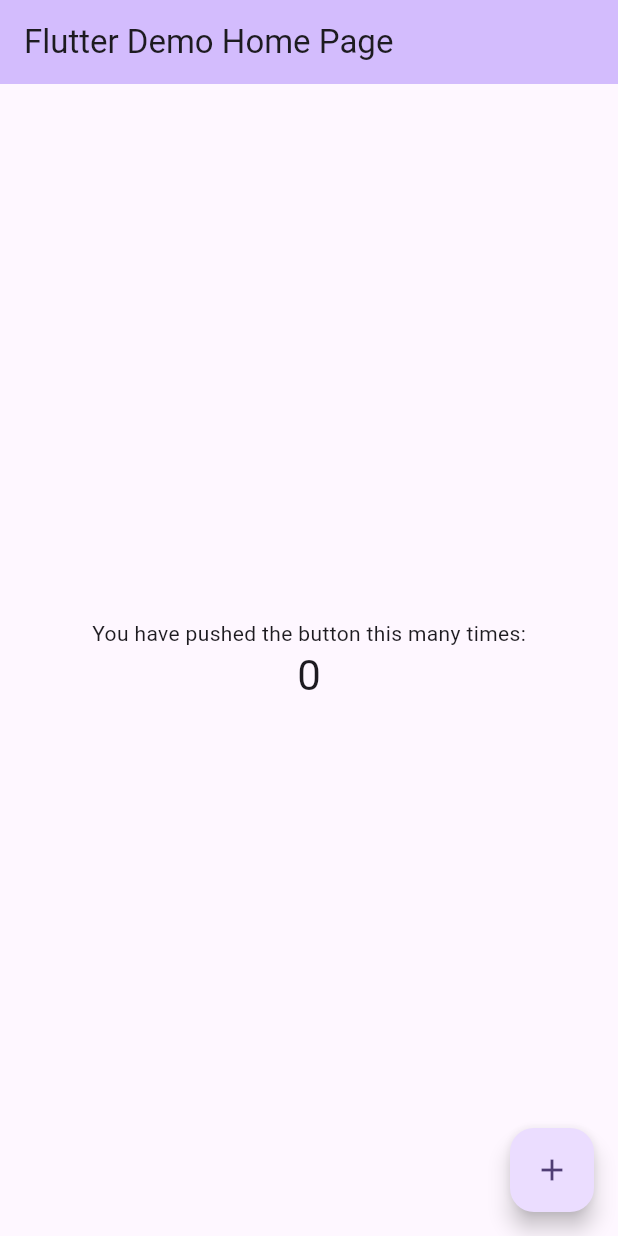
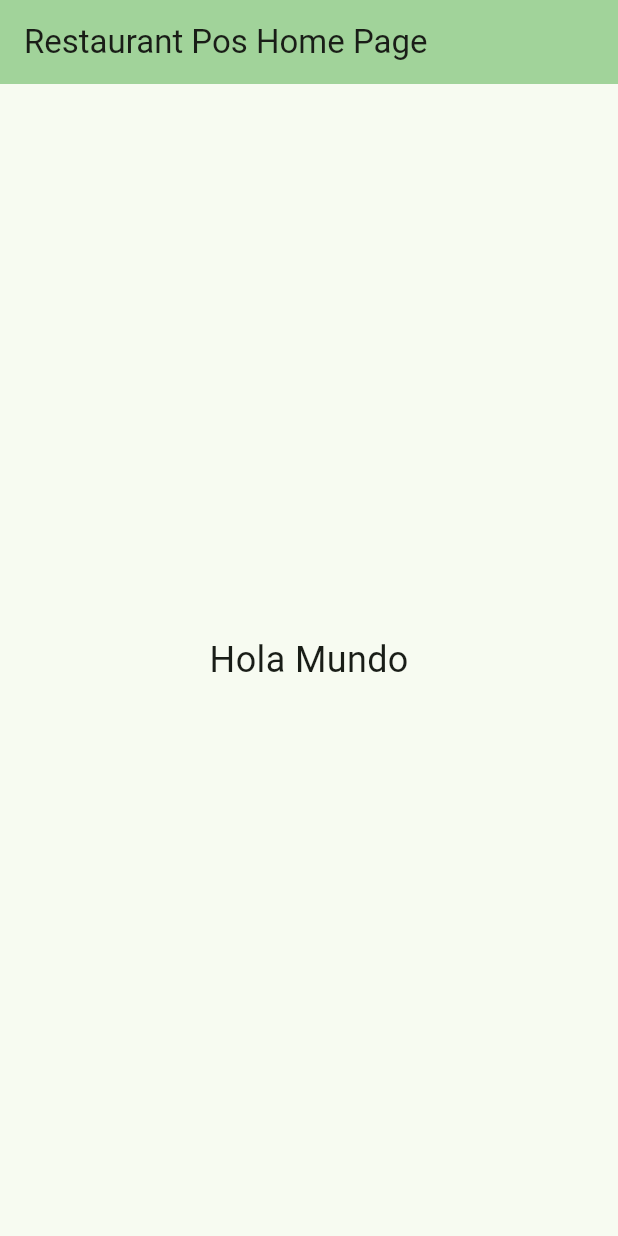
Before and after one commit to JepcDev/restaurant_pos, a Flutter app: the screen it shows after launch, on a phone screen of 412 x 824 dp. Run offline on Flutter 3.47's test engine with Material 3 defaults, Android fonts, the phone set to English and light mode, and no system bars.

Commit message:
BUG: Hello world

```diff
--- a/lib/main.dart
+++ b/lib/main.dart
@@ -11,42 +11,18 @@ class MyApp extends StatelessWidget {
   @override
   Widget build(BuildContext context) {
     return MaterialApp(
-      title: 'Flutter Demo',
+      debugShowCheckedModeBanner: false,
+      title: 'Restaurant Pos',
       theme: ThemeData(
-        // This is the theme of your application.
-        //
-        // TRY THIS: Try running your application with "flutter run". You'll see
-        // the application has a purple toolbar. Then, without quitting the app,
-        // try changing the seedColor in the colorScheme below to Colors.green
-        // and then invoke "hot reload" (save your changes or press the "hot
-        // reload" button in a Flutter-supported IDE, or press "r" if you used
-        // the command line to start the app).
-        //
-        // Notice that the counter didn't reset back to zero; the application
-        // state is not lost during the reload. To reset the state, use hot
-        // restart instead.
-        //
-        // This works for code too, not just values: Most code changes can be
-        // tested with just a hot reload.
-        colorScheme: ColorScheme.fromSeed(seedColor: Colors.deepPurple),
+        colorScheme: ColorScheme.fromSeed(seedColor: Colors.green),
       ),
-      home: const MyHomePage(title: 'Flutter Demo Home Page'),
+      home: const MyHomePage(title: 'Restaurant Pos Home Page'),
     );
   }
 }
 
 class MyHomePage extends StatefulWidget {
   const MyHomePage({super.key, required this.title});
-
-  // This widget is the home page of your application. It is stateful, meaning
-  // that it has a State object (defined below) that contains fields that affect
-  // how it looks.
-
-  // This class is the configuration for the state. It holds the values (in this
-  // case the title) provided by the parent (in this case the App widget) and
-  // used by the build method of the State. Fields in a Widget subclass are
-  // always marked "final".
-
   final String title;
 
   @override
@@ -54,69 +30,24 @@ class MyHomePage extends StatefulWidget {
 }
 
 class _MyHomePageState extends State<MyHomePage> {
-  int _counter = 0;
-
-  void _incrementCounter() {
-    setState(() {
-      // This call to setState tells the Flutter framework that something has
-      // changed in this State, which causes it to rerun the build method below
-      // so that the display can reflect the updated values. If we changed
-      // _counter without calling setState(), then the build method would not be
-      // called again, and so nothing would appear to happen.
-      _counter++;
-    });
-  }
-
   @override
   Widget build(BuildContext context) {
-    // This method is rerun every time setState is called, for instance as done
-    // by the _incrementCounter method above.
-    //
-    // The Flutter framework has been optimized to make rerunning build methods
-    // fast, so that you can just rebuild anything that needs updating rather
-    // than having to individually change instances of widgets.
     return Scaffold(
       appBar: AppBar(
-        // TRY THIS: Try changing the color here to a specific color (to
-        // Colors.amber, perhaps?) and trigger a hot reload to see the AppBar
-        // change color while the other colors stay the same.
         backgroundColor: Theme.of(context).colorScheme.inversePrimary,
-        // Here we take the value from the MyHomePage object that was created by
-        // the App.build method, and use it to set our appbar title.
         title: Text(widget.title),
       ),
       body: Center(
         // Center is a layout widget. It takes a single child and positions it
         // in the middle of the parent.
         child: Column(
-          // Column is also a layout widget. It takes a list of children and
-          // arranges them vertically. By default, it sizes itself to fit its
-          // children horizontally, and tries to be as tall as its parent.
-          //
-          // Column has various properties to control how it sizes itself and
-          // how it positions its children. Here we use mainAxisAlignment to
-          // center the children vertically; the main axis here is the vertical
-          // axis because Columns are vertical (the cross axis would be
-          // horizontal).
-          //
-          // TRY THIS: Invoke "debug painting" (choose the "Toggle Debug Paint"
-          // action in the IDE, or press "p" in the console), to see the
-          // wireframe for each widget.
           mainAxisAlignment: MainAxisAlignment.center,
           children: <Widget>[
-            const Text('You have pushed the button this many times:'),
-            Text(
-              '$_counter',
-              style: Theme.of(context).textTheme.headlineMedium,
-            ),
+            const Text('Hola Mundo', style: TextStyle(fontSize: 24)),
           ],
         ),
       ),
-      floatingActionButton: FloatingActionButton(
-        onPressed: _incrementCounter,
-        tooltip: 'Increment',
-        child: const Icon(Icons.add),
-      ), // This trailing comma makes auto-formatting nicer for build methods.
+      // This trailing comma makes auto-formatting nicer for build methods.
     );
   }
 }
```
